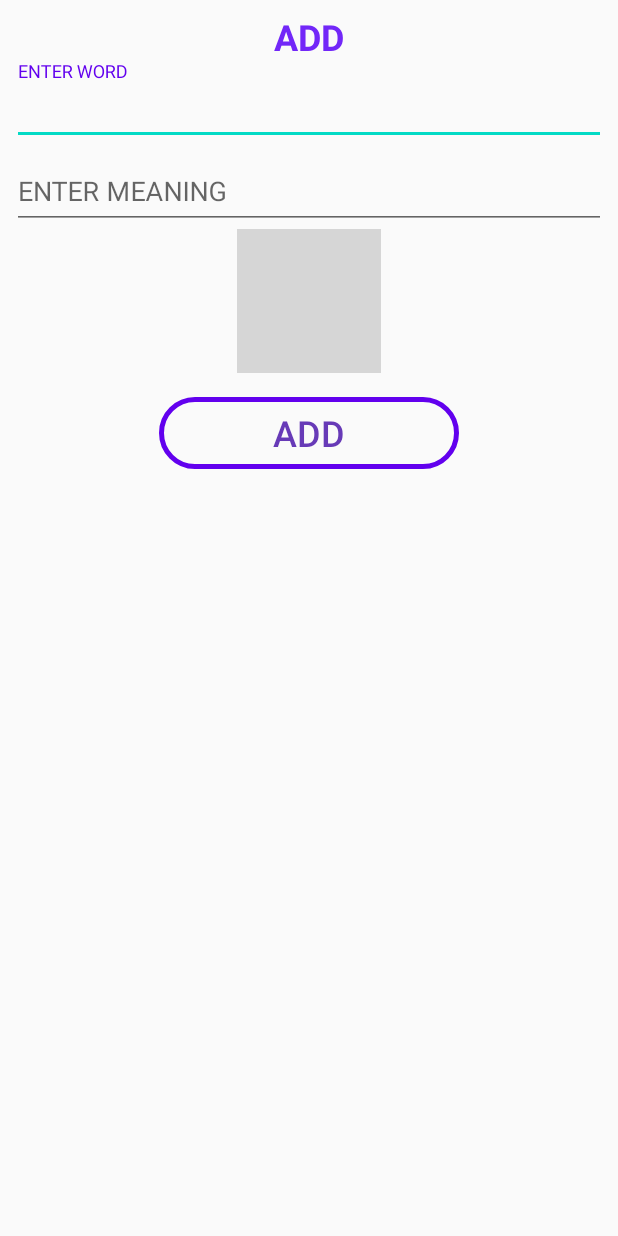
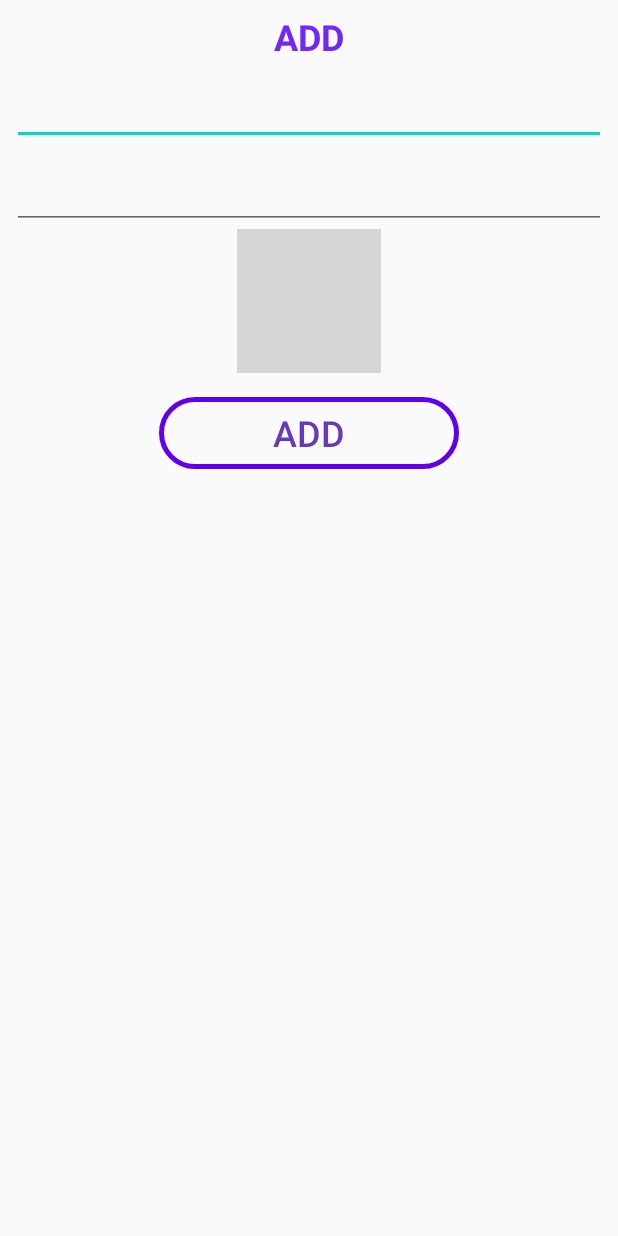
Before and after one commit to mohammadr1371/PersonalDictionary, an Android app: the layout fragment_add_dialog.xml on its own in the app's theme, with its tools: preview values and no code run, on a phone screen of 412 x 824 dp. Run offline under Robolectric (Android 15) with nearby library versions, the phone set to English and light mode, and no system bars; grey boxes are pictures that could not be loaded.

Commit message:
-Fixed bugs in change language

```diff
--- a/app/src/main/java/com/example/personaldictionary/Controller/Fragment/AddDialogFragment.java
+++ b/app/src/main/java/com/example/personaldictionary/Controller/Fragment/AddDialogFragment.java
@@ -66,9 +66,13 @@ public class AddDialogFragment extends DialogFragment {
         if(WordsListFragment.LANGUAGE_FLAG == false){
             mTextViewAdd.setText("ADD");
             mButtonAdd.setText("Add");
+            mEditTextTitle.setHint("ENTER WORD");
+            mEditTextMeaning.setHint("ENTER MEANING");
         } else {
             mTextViewAdd.setText("افزودن");
             mButtonAdd.setText("اضافه شود");
+            mEditTextTitle.setHint("لغت را وارد کنید");
+            mEditTextMeaning.setHint("معنی را وارد کنید");
         }
     }
     private void setListeners(){
--- a/app/src/main/java/com/example/personaldictionary/Controller/Fragment/SearchDialogFragment.java
+++ b/app/src/main/java/com/example/personaldictionary/Controller/Fragment/SearchDialogFragment.java
@@ -76,9 +76,11 @@ public class SearchDialogFragment extends DialogFragment {
         if(WordsListFragment.LANGUAGE_FLAG == false){
             mTextViewSearchTitle.setText("SEARCH");
             mButtonBack.setText("Back");
+            mEditTextTitle.setHint("ENTER WORD");
         } else {
             mTextViewSearchTitle.setText("جستجو");
             mButtonBack.setText("بازگشت");
+            mEditTextTitle.setHint("لغت را وارد کنید");
         }
     }
 
--- a/app/src/main/res/layout/fragment_add_dialog.xml
+++ b/app/src/main/res/layout/fragment_add_dialog.xml
@@ -31,7 +31,6 @@
             android:layout_marginTop="8dp"
             android:ems="10"
             android:gravity="start|top"
-            android:hint="ENTER WORD"
             android:inputType="textMultiLine" />
 
     </com.google.android.material.textfield.TextInputLayout>
@@ -49,7 +48,6 @@
             android:layout_height="wrap_content"
             android:ems="10"
             android:gravity="start|top"
-            android:hint="ENTER MEANING"
             android:inputType="textMultiLine" />
 
     </com.google.android.material.textfield.TextInputLayout>
--- a/app/src/main/res/layout/fragment_search_dialog.xml
+++ b/app/src/main/res/layout/fragment_search_dialog.xml
@@ -30,7 +30,6 @@
             android:layout_marginTop="8dp"
             android:ems="10"
             android:gravity="start|top"
-            android:hint="ENTER WORD"
             android:inputType="textMultiLine" />
 
     </com.google.android.material.textfield.TextInputLayout>
```
